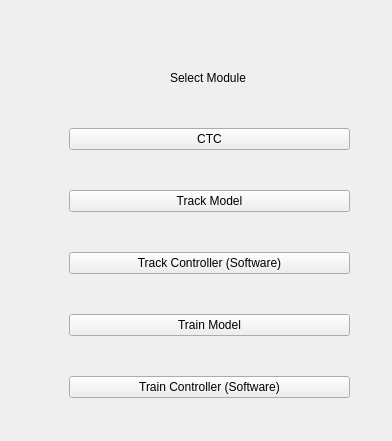
cerfort2/1140, file ui_files/Home.ui: the form before one commit.
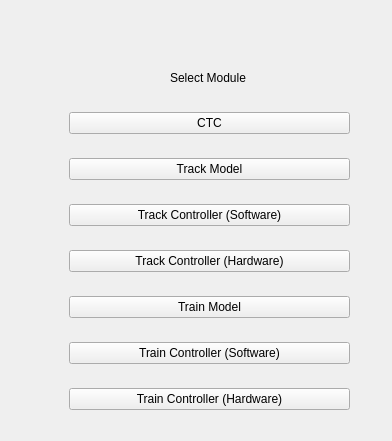
The form after the commit.

Commit message: add god ui with hardware modules

What changed in the file:
```diff
--- a/ui_files/Home.ui
+++ b/ui_files/Home.ui
@@ -51,7 +51,14 @@
      </widget>
     </item>
     <item>
-     <widget class="QPushButton" name="train_model">
+     <widget class="QPushButton" name="track_controller_hw_btn">
+      <property name="text">
+       <string>Track Controller (Hardware)</string>
+      </property>
+     </widget>
+    </item>
+    <item>
+     <widget class="QPushButton" name="train_model_btn">
       <property name="text">
        <string>Train Model</string>
       </property>
@@ -64,6 +71,13 @@
       </property>
      </widget>
     </item>
+    <item>
+     <widget class="QPushButton" name="train_controller_hw_btn">
+      <property name="text">
+       <string>Train Controller (Hardware)</string>
+      </property>
+     </widget>
+    </item>
    </layout>
   </widget>
   <widget class="QLabel" name="label">
```
Left out of the diff: 8 changed lines with no effect on the pictures.
